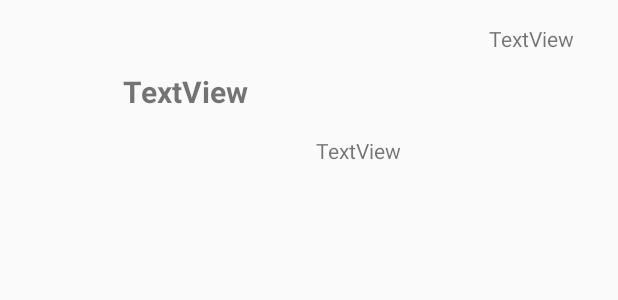
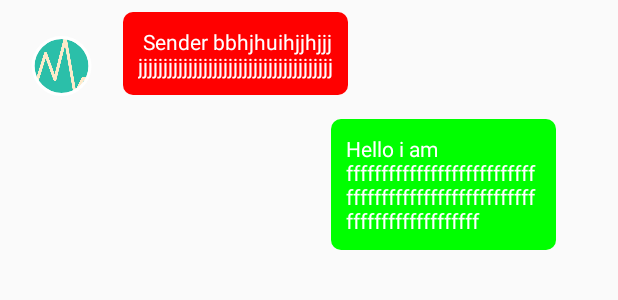
Before and after one commit to akshat220/CureEasy, an Android app: the layout chat_msg_layout.xml on its own in the app's theme, with its tools: preview values and no code run, on a phone screen of 412 x 824 dp. Shown: the top 300 px of the screen. Run offline under Robolectric (Android 15) with nearby library versions, the phone set to English and light mode, and no system bars.

Commit message:
chat layout completed

```diff
--- a/app/build.gradle
+++ b/app/build.gradle
@@ -30,6 +30,7 @@ dependencies {
     implementation "com.firebaseui:firebase-ui-auth:4.3.2"
     implementation 'de.hdodenhof:circleimageview:3.0.1'
 
+    implementation'com.android.support:design:28.1.1'
     implementation 'com.google.firebase:firebase-auth:16.0.5'
 
     implementation 'com.google.firebase:firebase-firestore:17.1.2'
--- a/app/src/main/AndroidManifest.xml
+++ b/app/src/main/AndroidManifest.xml
@@ -9,7 +9,9 @@
         android:roundIcon="@mipmap/ic_launcher_round"
         android:supportsRtl="true"
         android:theme="@style/AppTheme">
-        <activity android:name=".ChatActivity"></activity>
+        <activity android:name=".ChatActivity">
+
+        </activity>
         <activity android:name=".AuthActivity" />
         <activity
             android:name=".SplashScreen"
--- a/app/src/main/java/com/example/cureeasy/AuthActivity.java
+++ b/app/src/main/java/com/example/cureeasy/AuthActivity.java
@@ -111,7 +111,7 @@ public class AuthActivity extends AppCompatActivity implements View.OnClickListe
             Toast.makeText(this,firebaseAuth.getUid(),Toast.LENGTH_SHORT).show();
             editor.apply();
 
-            Intent i=new Intent(this,PatientHome.class);
+            Intent i=new Intent(this,ChatActivity.class);
             this.finish();
             startActivity(i);
         }
--- a/app/src/main/java/com/example/cureeasy/ChatActivity.java
+++ b/app/src/main/java/com/example/cureeasy/ChatActivity.java
@@ -1,6 +1,7 @@
 package com.example.cureeasy;
 
 import androidx.appcompat.app.AppCompatActivity;
+import androidx.appcompat.widget.Toolbar;
 import androidx.recyclerview.widget.LinearLayoutManager;
 import androidx.recyclerview.widget.RecyclerView;
 
@@ -9,15 +10,19 @@ import android.widget.LinearLayout;
 
 public class ChatActivity extends AppCompatActivity {
 RecyclerView chatrecycler;
+Toolbar toolbar;
     @Override
     protected void onCreate(Bundle savedInstanceState) {
         super.onCreate(savedInstanceState);
         setContentView(R.layout.activity_chat);
+
         chatrecycler=findViewById(R.id.chat_recycler_view);
         ChatAdapter adapter=new ChatAdapter(this);
        LinearLayoutManager ll = new LinearLayoutManager(this);
         ll.setOrientation(LinearLayoutManager.VERTICAL);
         chatrecycler.setLayoutManager(ll);
        chatrecycler.setAdapter(adapter);
+       toolbar=findViewById(R.id.toolbar);
+       setSupportActionBar(toolbar);
     }
 }
--- /dev/null
+++ b/app/src/main/res/drawable/bg_chat_reciever.xml
@@ -0,0 +1,8 @@
+<?xml version="1.0" encoding="utf-8"?>
+
+<shape xmlns:android="http://schemas.android.com/apk/res/android">
+    <solid android:color="#00ff00"/>
+    <corners android:radius="10px"/>
+    <padding android:left="0dp" android:top="0dp" android:right="0dp" android:bottom="0dp" />
+
+</shape>
--- /dev/null
+++ b/app/src/main/res/drawable/bg_chat_sender.xml
@@ -0,0 +1,8 @@
+<?xml version="1.0" encoding="utf-8"?>
+
+<shape xmlns:android="http://schemas.android.com/apk/res/android">
+    <solid android:color="#FF0000"/>
+    <corners android:radius="10px"/>
+    <padding android:left="0dp" android:top="0dp" android:right="0dp" android:bottom="0dp" />
+
+</shape>
--- a/app/src/main/res/layout/chat_msg_layout.xml
+++ b/app/src/main/res/layout/chat_msg_layout.xml
@@ -4,50 +4,51 @@
     xmlns:tools="http://schemas.android.com/tools"
     android:id="@+id/linearLayout"
     android:layout_width="match_parent"
-    android:layout_height="match_parent"
-    android:orientation="vertical">
+    android:layout_height="match_parent">
 
     <de.hdodenhof.circleimageview.CircleImageView
         android:id="@+id/chat_profile_img"
         android:layout_width="50dp"
         android:layout_height="50dp"
-        android:layout_marginStart="24dp"
-        android:layout_marginTop="32dp"
-        app:civ_border_color="#FF000000"
+        android:layout_marginStart="16dp"
+        android:layout_marginTop="16dp"
+        android:paddingBottom="10dp"
+        android:src="@drawable/al"
+        app:civ_border_color="#ffffff"
         app:civ_border_width="2dp"
         app:layout_constraintStart_toStartOf="parent"
+        app:layout_constraintTop_toTopOf="@+id/chat_sender" />
+
+    <TextView
+        android:id="@+id/chat_sender"
+        android:layout_width="wrap_content"
+        android:layout_height="wrap_content"
+        android:layout_marginStart="16dp"
+        android:layout_marginTop="8dp"
+        android:maxWidth="150dp"
+        android:textColor="#ffffff"
+        android:background="@drawable/bg_chat_sender"
+        android:text=" Sender bbhjhuihjjhjjjjjjjjjjjjjjjjjjjjjjjjjjjjjjjjjjjjjjjjjj"
+        android:padding="10dp"
+        app:layout_constraintStart_toEndOf="@+id/chat_profile_img"
         app:layout_constraintTop_toTopOf="parent" />
 
     <TextView
-        android:id="@+id/chat_date"
-        android:layout_width="70dp"
-        android:layout_height="23dp"
-        android:layout_marginTop="16dp"
-        android:layout_marginEnd="16dp"
-        android:text="TextView"
-        app:layout_constraintEnd_toEndOf="parent"
-        app:layout_constraintTop_toTopOf="parent" />
-
-    <TextView
-        android:id="@+id/chat_name"
+        android:id="@+id/chat_reciever"
         android:layout_width="wrap_content"
         android:layout_height="wrap_content"
         android:layout_marginStart="8dp"
-        android:layout_marginTop="8dp"
-        android:textSize="20dp"
-        android:text="TextView"
-        android:textStyle="bold"
+        android:textColor="#ffffff"
+        android:layout_marginTop="16dp"
+        android:layout_marginEnd="8dp"
+        android:background="@drawable/bg_chat_reciever"
+        android:maxWidth="150dp"
+        android:padding="10dp"
+        android:text="Hello i am fffffffffffffffffffffffffffffffffffffffffffffffffffffffffffffffffffffffff"
+
+        app:layout_constraintEnd_toEndOf="parent"
+        app:layout_constraintHorizontal_bias="0.815"
         app:layout_constraintStart_toEndOf="@+id/chat_profile_img"
-        app:layout_constraintTop_toBottomOf="@+id/chat_date" />
+        app:layout_constraintTop_toBottomOf="@+id/chat_sender" />
 
-    <TextView
-        android:id="@+id/chat_msg"
-        android:layout_width="wrap_content"
-        android:layout_height="wrap_content"
-        android:layout_marginTop="16dp"
-        android:layout_marginEnd="16dp"
-        android:text="TextView"
-        app:layout_constraintEnd_toEndOf="parent"
-        app:layout_constraintStart_toStartOf="@+id/chat_name"
-        app:layout_constraintTop_toBottomOf="@+id/chat_name" />
 </androidx.constraintlayout.widget.ConstraintLayout>
--- a/app/src/main/res/values/styles.xml
+++ b/app/src/main/res/values/styles.xml
@@ -1,11 +1,11 @@
 <resources>
 
     <!-- Base application theme. -->
-    <style name="AppTheme" parent="Theme.AppCompat.Light.DarkActionBar">
+    <style name="AppTheme" parent="Theme.AppCompat.Light.NoActionBar">
         <!-- Customize your theme here. -->
         <item name="colorPrimary">@color/colorPrimary</item>
         <item name="colorPrimaryDark">@color/colorPrimaryDark</item>
-        <item name="colorAccent">@color/colorAccent</item>
+        <item name="colorAccent">@color/colorPrimaryDark</item>
     </style>
 
     <style name= "SplashScreen" parent="Theme.AppCompat.NoActionBar">
```
Also changed, not shown: app/src/main/java/com/example/cureeasy/ChatAdapter.java (+7 -12 lines), app/src/main/res/drawable-anydpi/ic_action_name.xml (added, +14 -0 lines), app/src/main/res/drawable/button_round.xml (added, +9 -0 lines), app/src/main/res/drawable/edittext_rounded_corners.xml (added, +65 -0 lines), app/src/main/res/layout/activity_chat.xml (+87 -7 lines), app/src/main/res/drawable-hdpi/ic_action_name.png (added), app/src/main/res/drawable-mdpi/ic_action_name.png (added), app/src/main/res/drawable-xhdpi/ic_action_name.png (added), app/src/main/res/drawable-xxhdpi/ic_action_name.png (added), app/src/main/res/drawable/send.png (added).
